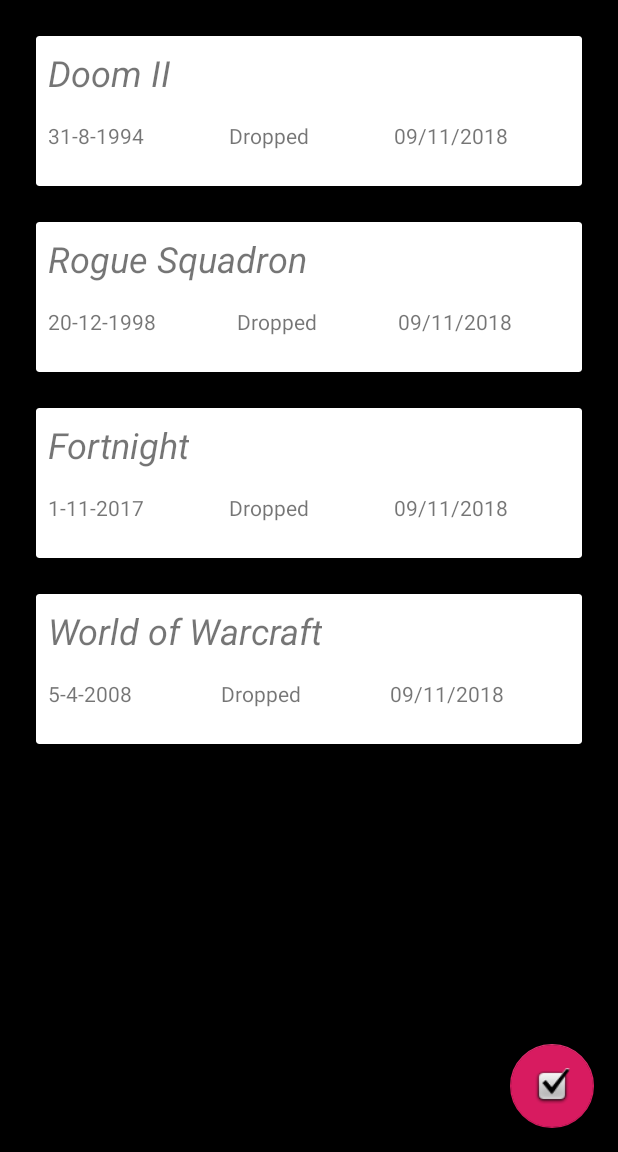
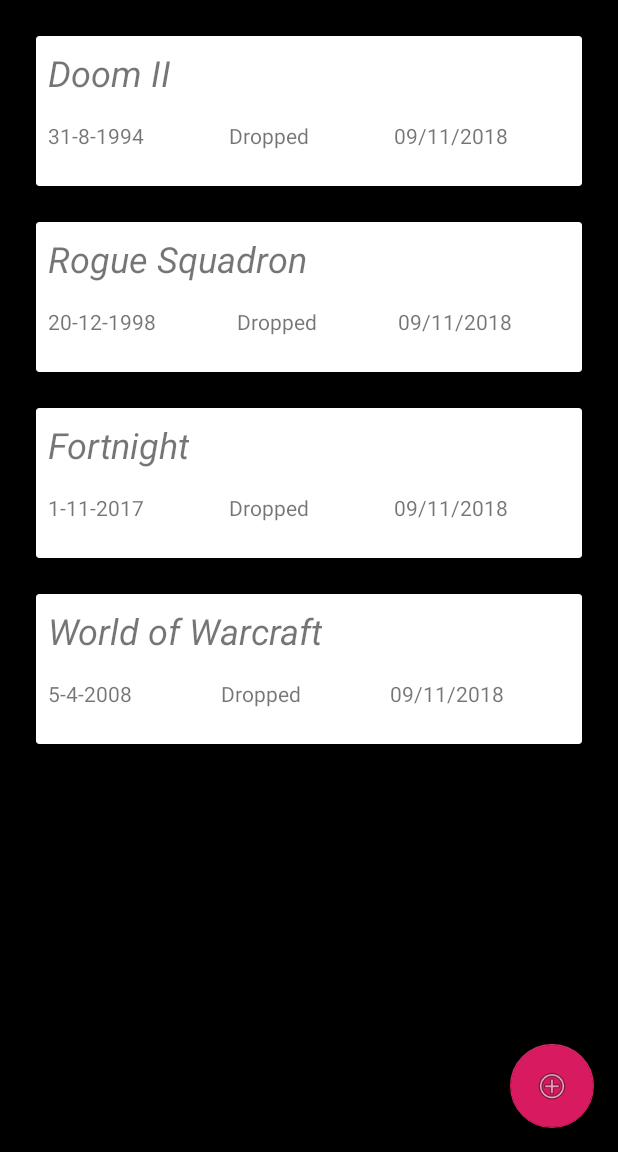
Before and after one commit to omolenaar/GameBacklog, an Android app: the screen it shows after launch (MainActivity), on a phone screen of 412 x 824 dp, the part 84-1236 px from its top. Run offline under Robolectric (Android 15) with nearby library versions, the phone set to English and light mode, and no system bars.

```diff
--- a/app/src/main/java/com/example/olgam/gamebacklog/GameAdapter.java
+++ b/app/src/main/java/com/example/olgam/gamebacklog/GameAdapter.java
@@ -22,7 +22,8 @@ public class GameAdapter extends RecyclerView.Adapter <GameAdapter.MyViewHolder>
         void gameOnClick (int i);
     }
 
-    public GameAdapter(MainActivity mainActivity, ArrayList<Game> mGames, GameClickListener mGameClickListener) {
+    public GameAdapter(Context context, ArrayList<Game> mGames, GameClickListener mGameClickListener) {
+        this.context = context;
         this.games = mGames;
         this.mGameClickListener = mGameClickListener;
     }
@@ -42,12 +43,13 @@ public class GameAdapter extends RecyclerView.Adapter <GameAdapter.MyViewHolder>
             platform = itemView.findViewById(R.id.platform);
             date = itemView.findViewById(R.id.dateView);
             status = itemView.findViewById(R.id.status);
+            itemView.setOnClickListener(this);
         }
 
+        @Override
         public void onClick(View view) {
             int clickedPosition = getAdapterPosition();
             mGameClickListener.gameOnClick(clickedPosition);
-
         }
     }
 
--- a/app/src/main/java/com/example/olgam/gamebacklog/MainActivity.java
+++ b/app/src/main/java/com/example/olgam/gamebacklog/MainActivity.java
@@ -14,6 +14,8 @@ import android.util.Log;
 import android.view.View;
 import android.view.Menu;
 import android.view.MenuItem;
+import android.widget.Toast;
+
 
 import java.util.ArrayList;
 
@@ -93,9 +95,8 @@ public class MainActivity extends AppCompatActivity implements GameAdapter.GameC
         }
     }
 
-    @Override
     public void gameOnClick (int i) {
-        //Toast.makeText(this, "Test "+i, Toast.LENGTH_SHORT).show();
+        Toast.makeText(this, "Test "+i, Toast.LENGTH_SHORT).show();
         Intent intent = new Intent(MainActivity.this, UpdateActivity.class);
         mModifyPosition = i;
         intent.putExtra(EXTRA_GAME, mGames.get(i));
@@ -149,5 +150,4 @@ public class MainActivity extends AppCompatActivity implements GameAdapter.GameC
         Game newGame = new Game(newTitle,newNotes, newDate, newPlatform);
         mGames.add(newGame);
     }
-
 }
--- a/app/src/main/res/layout/activity_main.xml
+++ b/app/src/main/res/layout/activity_main.xml
@@ -28,6 +28,6 @@
         android:layout_height="wrap_content"
         android:layout_gravity="bottom|end"
         android:layout_margin="@dimen/fab_margin"
-        app:srcCompat="@android:drawable/checkbox_on_background" />
+        app:srcCompat="@android:drawable/ic_menu_add" />
 
 </android.support.design.widget.CoordinatorLayout>
--- a/app/src/main/res/layout/card_view.xml
+++ b/app/src/main/res/layout/card_view.xml
@@ -7,11 +7,14 @@
     android:layout_marginTop="8dp"
     android:background="@android:color/black"
     android:padding="8dp"
-    tools:context="com.example.olgam.myapplication.com.example.olgam.gamebacklog.MainActivity">
+    tools:context="com.example.olgam.gamebacklog.MainActivity">
 
     <LinearLayout
         android:layout_width="match_parent"
         android:layout_height="wrap_content"
+        android:clickable="true"
+        android:focusable="true"
+        app:layout_constraintEnd_toEndOf="parent"
         android:background="@android:color/black">
 
 
@@ -21,6 +24,8 @@
             android:layout_height="wrap_content"
             android:layout_marginStart="8dp"
             android:layout_marginEnd="8dp"
+            android:clickable="true"
+            android:focusable="true"
             app:layout_constraintEnd_toEndOf="parent"
             app:layout_constraintHorizontal_bias="1.0"
             app:layout_constraintStart_toStartOf="parent"
@@ -29,6 +34,9 @@
             <LinearLayout
                 android:layout_width="match_parent"
                 android:layout_height="wrap_content"
+                android:clickable="true"
+                android:focusable="true"
+                app:layout_constraintEnd_toEndOf="parent"
                 android:orientation="vertical">
 
                 <TextView
--- a/app/src/main/res/layout/content_main.xml
+++ b/app/src/main/res/layout/content_main.xml
@@ -11,6 +11,8 @@
 
     <android.support.v7.widget.RecyclerView
         android:id="@+id/recyclerView"
+        android:clickable="true"
+        android:focusable="true"
         android:layout_width="match_parent"
         android:layout_height="match_parent"
         android:padding="8dp" />
```
Also changed, not shown: app/src/main/java/com/example/olgam/gamebacklog/UpdateActivity.java (+8 -2 lines).
